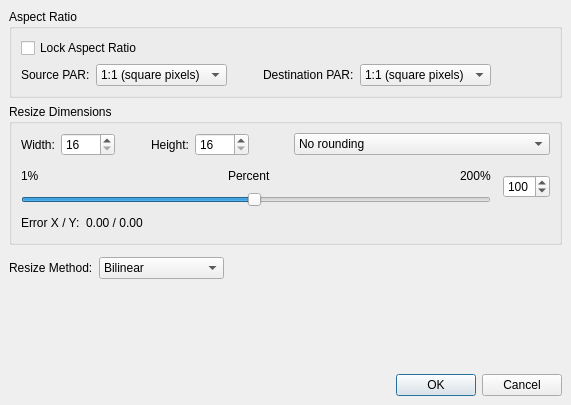
Before: the Qt Designer form avidemux_plugins/ADM_videoFilters6/resize/qt4/resizing.ui in mean00/avidemux2, drawn with Qt 5.
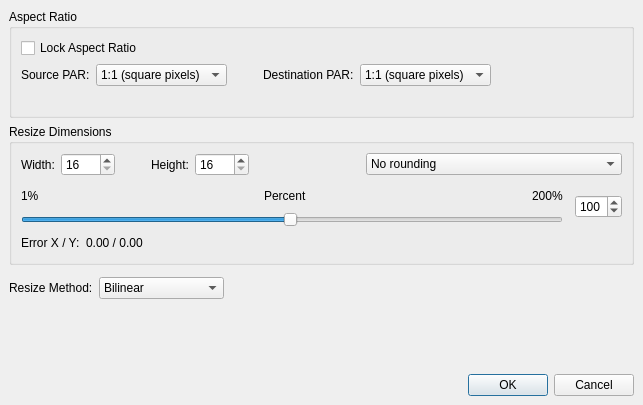
After: the same form once the commit is applied.

Commit message: [resize/qt4] display output aspect ratio and nearest common ratio

Patch:
```diff
--- a/avidemux_plugins/ADM_videoFilters6/resize/qt4/resizing.ui
+++ b/avidemux_plugins/ADM_videoFilters6/resize/qt4/resizing.ui
@@ -6,7 +6,7 @@
    <rect>
     <x>0</x>
     <y>0</y>
-    <width>571</width>
+    <width>643</width>
     <height>405</height>
    </rect>
   </property>
@@ -137,6 +137,19 @@
         </item>
        </layout>
       </item>
+      <item>
+       <widget class="QLabel" name="labelOutAR">
+        <property name="sizePolicy">
+         <sizepolicy hsizetype="Preferred" vsizetype="Preferred">
+          <horstretch>0</horstretch>
+          <verstretch>0</verstretch>
+         </sizepolicy>
+        </property>
+        <property name="text">
+         <string notr="true"/>
+        </property>
+       </widget>
+      </item>
      </layout>
     </widget>
    </item>
```
The commit also changes 2 other files.
